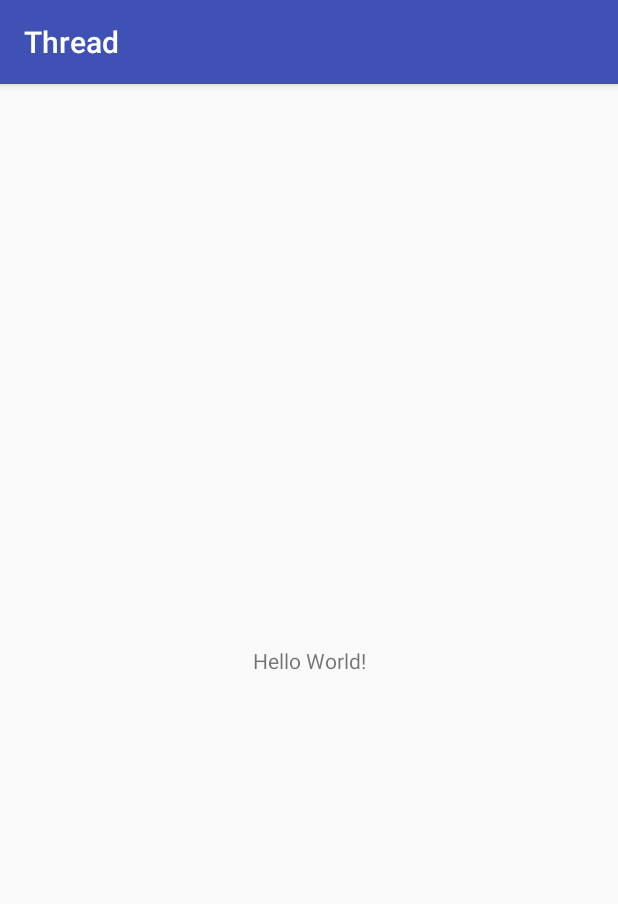
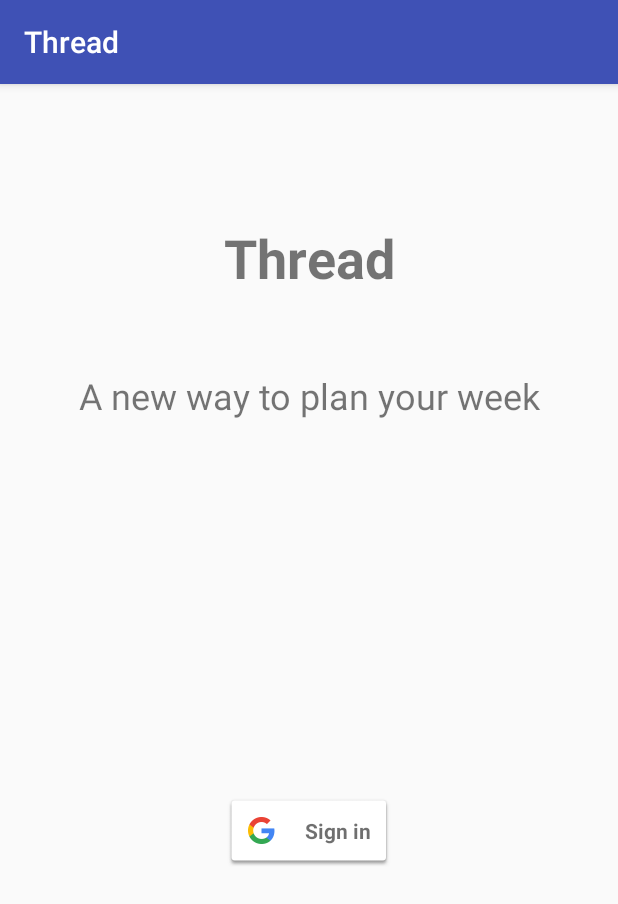
Before and after one commit to JCai2017/APT_Project, an Android app: the screen it shows after launch (LoginActivity), on a phone screen of 412 x 824 dp. Shown: the top 904 px of the screen. Run offline under Robolectric (Android 15) with nearby library versions, the phone set to English and light mode, and no system bars.

Commit message:
Integrated Google Sign-in

```diff
--- a/Thread/app/src/main/java/ee382apt/thread/LoginActivity.java
+++ b/Thread/app/src/main/java/ee382apt/thread/LoginActivity.java
@@ -1,13 +1,92 @@
 package ee382apt.thread;
 
+import android.content.Intent;
+import android.os.Bundle;
 import android.support.v7.app.AppCompatActivity;
-import android.os.Bundle;
+import android.util.Log;
+import android.view.View;
 
-public class LoginActivity extends AppCompatActivity {
+import com.google.android.gms.auth.api.Auth;
+import com.google.android.gms.auth.api.signin.GoogleSignInAccount;
+import com.google.android.gms.auth.api.signin.GoogleSignInOptions;
+import com.google.android.gms.auth.api.signin.GoogleSignInResult;
+import com.google.android.gms.common.ConnectionResult;
+import com.google.android.gms.common.SignInButton;
+import com.google.android.gms.common.api.GoogleApiClient;
+
+
+public class LoginActivity extends AppCompatActivity implements
+        GoogleApiClient.OnConnectionFailedListener,
+        View.OnClickListener {
+
+    private GoogleApiClient mGoogleApiClient;
+    private static String email = null;
+    private static final String TAG = "SignInActivity";
+    private static final int RC_SIGN_IN = 9001;
 
     @Override
     protected void onCreate(Bundle savedInstanceState) {
         super.onCreate(savedInstanceState);
         setContentView(R.layout.activity_login);
+
+        // Button listeners
+        findViewById(R.id.sign_in_button).setOnClickListener(this);
+
+        // Configure sign-in to request the user's ID, email address, and basic
+        // profile. ID and basic profile are included in DEFAULT_SIGN_IN.
+        GoogleSignInOptions gso = new GoogleSignInOptions.Builder(GoogleSignInOptions.DEFAULT_SIGN_IN)
+                .requestEmail()
+                .build();
+
+        // Build a GoogleApiClient with access to the Google Sign-In API and the
+        // options specified by gso.
+        mGoogleApiClient = new GoogleApiClient.Builder(this)
+                .enableAutoManage(this, this)
+                .addApi(Auth.GOOGLE_SIGN_IN_API, gso)
+                .build();
+
+        SignInButton signInButton = (SignInButton) findViewById(R.id.sign_in_button);
+        signInButton.setSize(SignInButton.SIZE_STANDARD);
+    }
+
+    @Override
+    public void onActivityResult(int requestCode, int resultCode, Intent data){
+        super.onActivityResult(requestCode, resultCode, data);
+
+        if(requestCode == RC_SIGN_IN) {
+            GoogleSignInResult result = Auth.GoogleSignInApi.getSignInResultFromIntent(data);
+            handleSignInResult(result);
+        }
+    }
+
+    private void handleSignInResult(GoogleSignInResult result){
+        Log.d(TAG, "handleSignInResult" + result.isSuccess());
+        if(result.isSuccess()){
+            GoogleSignInAccount acct = result.getSignInAccount();
+            //Switch to View Streams
+            email = acct.getEmail();
+        }
+    }
+
+    private void signIn(){
+        Intent signInIntent = Auth.GoogleSignInApi.getSignInIntent(mGoogleApiClient);
+        startActivityForResult(signInIntent, RC_SIGN_IN);
+    }
+
+
+    @Override
+    public void onConnectionFailed(ConnectionResult connectionResult) {
+        // An unresolvable error has occurred and Google APIs (including Sign-In) will not
+        // be available.
+        Log.d(TAG, "onConnectionFailed:" + connectionResult);
+    }
+
+    @Override
+    public void onClick(View v) {
+        switch (v.getId()) {
+            case R.id.sign_in_button:
+                signIn();
+                break;
+        }
     }
 }
--- a/Thread/app/src/main/res/layout/activity_login.xml
+++ b/Thread/app/src/main/res/layout/activity_login.xml
@@ -7,12 +7,46 @@
     tools:context="ee382apt.thread.LoginActivity">
 
     <TextView
+        android:layout_width="124dp"
+        android:layout_height="43dp"
+        android:layout_marginTop="91dp"
+        android:text="Thread"
+        android:textAlignment="center"
+        android:textSize="36sp"
+        android:textStyle="bold"
+        app:layout_constraintLeft_toLeftOf="parent"
+        app:layout_constraintRight_toRightOf="parent"
+        app:layout_constraintTop_toTopOf="parent"
+        app:layout_constraintHorizontal_bias="0.501"
+        android:id="@+id/textView2" />
+
+    <TextView
+        android:id="@+id/textView"
         android:layout_width="wrap_content"
         android:layout_height="wrap_content"
-        android:text="Hello World!"
+        android:text="A new way to plan your week"
+        android:textSize="24sp"
+        android:layout_marginRight="8dp"
+        app:layout_constraintRight_toRightOf="parent"
+        android:layout_marginLeft="8dp"
+        app:layout_constraintLeft_toLeftOf="parent"
+        android:layout_marginTop="25dp"
+        app:layout_constraintTop_toBottomOf="@+id/textView2"
+        app:layout_constraintHorizontal_bias="0.508"
+        android:layout_marginBottom="8dp"
+        app:layout_constraintBottom_toTopOf="@+id/sign_in_button"
+        app:layout_constraintVertical_bias="0.114" />
+
+    <com.google.android.gms.common.SignInButton
+        android:id="@+id/sign_in_button"
+        android:layout_width="wrap_content"
+        android:layout_height="wrap_content"
+        android:layout_marginRight="8dp"
+        app:layout_constraintRight_toRightOf="parent"
+        android:layout_marginLeft="8dp"
+        app:layout_constraintLeft_toLeftOf="parent"
         app:layout_constraintBottom_toBottomOf="parent"
-        app:layout_constraintLeft_toLeftOf="parent"
-        app:layout_constraintRight_toRightOf="parent"
-        app:layout_constraintTop_toTopOf="parent" />
+        app:layout_constraintHorizontal_bias="0.501"
+        android:layout_marginBottom="246dp" />
 
 </android.support.constraint.ConstraintLayout>
--- a/Thread/build.gradle
+++ b/Thread/build.gradle
@@ -6,7 +6,7 @@ buildscript {
     }
     dependencies {
         classpath 'com.android.tools.build:gradle:2.3.3'
-
+        classpath 'com.google.gms:google-services:3.0.0'
         // NOTE: Do not place your application dependencies here; they belong
         // in the individual module build.gradle files
     }
```
Also changed, not shown: Thread/app/build.gradle (+13 -1 lines), 2 other files.
